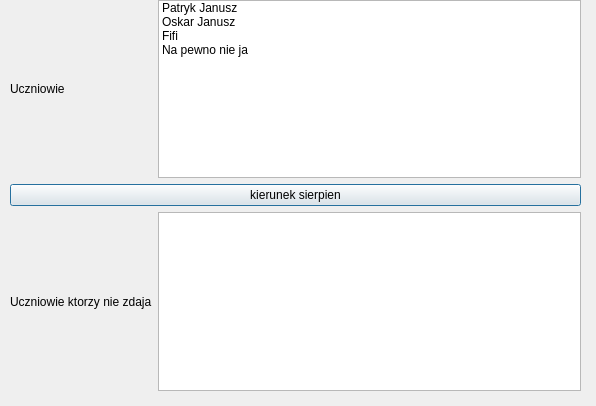
The window that layout.ui (Wilkolak2/uczniowiePy) describes before a commit, drawn with Qt 5.
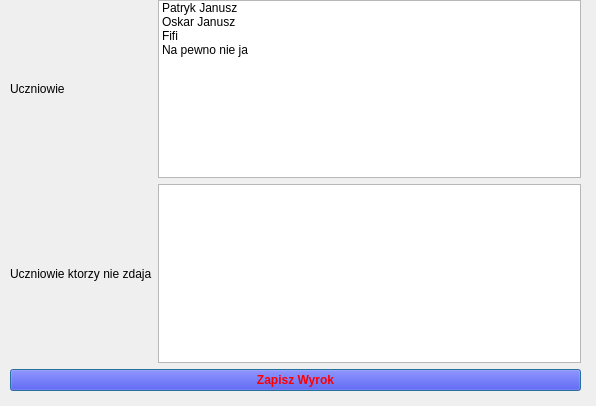
The same window after the commit.

Patch:
```diff
--- a/layout.ui
+++ b/layout.ui
@@ -47,7 +47,7 @@
       </item>
      </widget>
     </item>
-    <item row="2" column="1">
+    <item row="1" column="1">
      <widget class="QListWidget" name="failedStudents"/>
     </item>
     <item row="0" column="0">
@@ -57,17 +57,23 @@
       </property>
      </widget>
     </item>
-    <item row="2" column="0">
+    <item row="1" column="0">
      <widget class="QLabel" name="label_2">
       <property name="text">
        <string>Uczniowie ktorzy nie zdaja</string>
       </property>
      </widget>
     </item>
-    <item row="1" column="0" colspan="2">
-     <widget class="QPushButton" name="augustButton">
+    <item row="2" column="0" colspan="2">
+     <widget class="QPushButton" name="wyrokButton">
+      <property name="styleSheet">
+       <string notr="true">font-weight:bold;
+color: #FF0000;
+background-color:rgb(0, 0, 255);
+</string>
+      </property>
       <property name="text">
-       <string>kierunek sierpien</string>
+       <string>Zapisz Wyrok</string>
       </property>
      </widget>
     </item>
```
